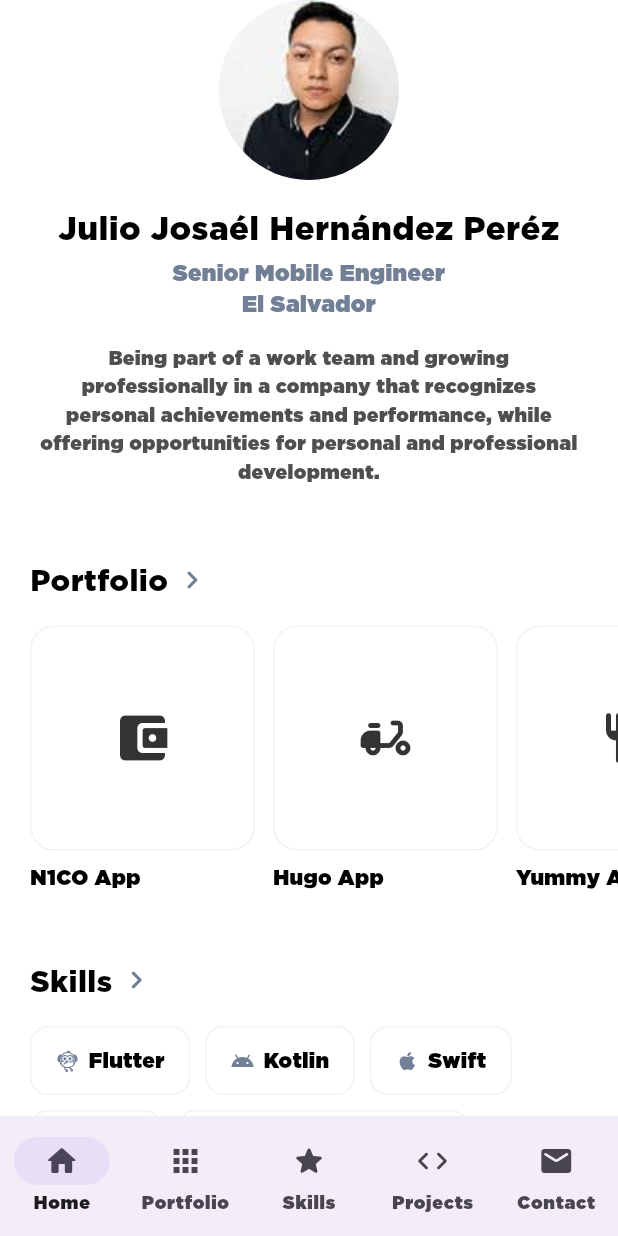
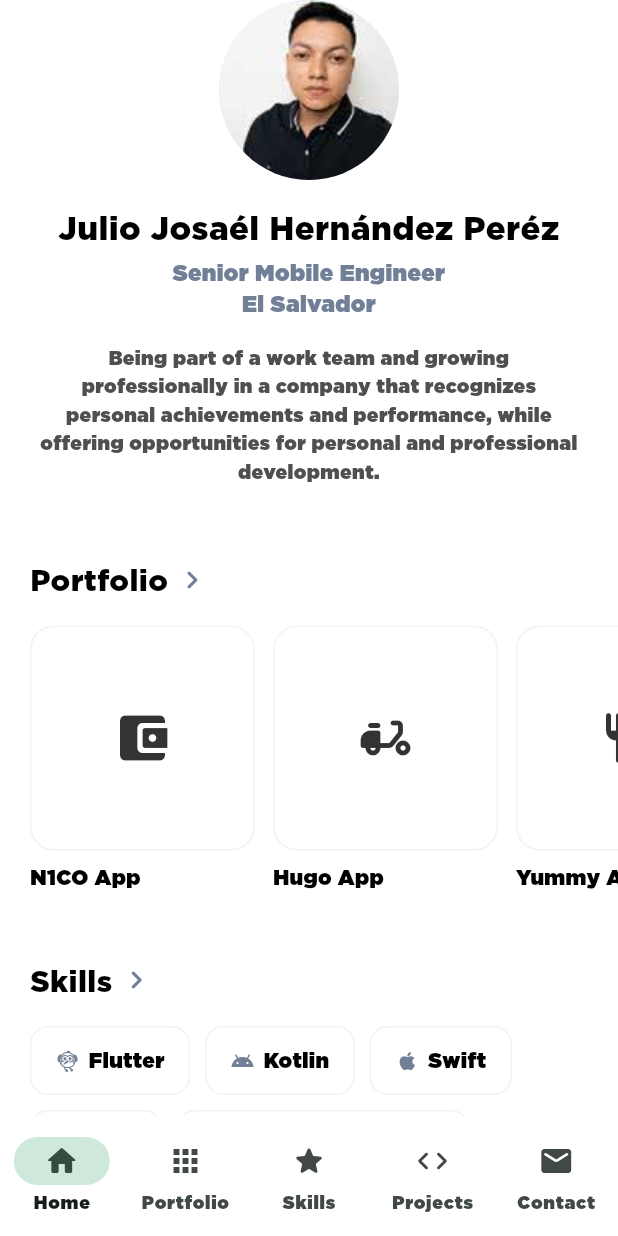
Before and after one commit to josaeljjh/ProfileCV, a Flutter app: the screen it shows after launch, on a phone screen of 412 x 824 dp. Run offline on Flutter 3.47's test engine with Material 3 defaults, Android fonts, the phone set to English and light mode, and no system bars; our stand-ins replace cached_network_image, dio, equatable, flutter_bloc, flutter_svg, get_it and 4 more; missing offline and left inert: flutter_displaymode.

Commit message:
Fix pinkish-white surfaces by disabling Material 3's default tint
ThemeData() with useMaterial3 and no colorScheme falls back to
Material 3's default seed (a purple), whose surfaceTint lightly
colors AppBar/Card/NavigationBar surfaces - visible as a pinkish
cast on what should be plain white (or carbon800 in dark mode).
Give both themes an explicit colorScheme seeded from the app's own
niagara accent, with surfaceTint/surfaceTintColor set to transparent
everywhere, so those surfaces stay the app's real white/carbon800
and carbon700 card tokens.

Co-Authored-By: Claude Sonnet 5 <noreply@anthropic.com>
Claude-Session: https://claude.ai/code/session_01LfEYkEduBRuQwtFwoZxnSY

```diff
--- a/lib/src/ui/app.dart
+++ b/lib/src/ui/app.dart
@@ -90,12 +90,34 @@ class _AppState extends State<App> {
         fontFamily: gothamFontFamily,
         brightness: Brightness.light,
         scaffoldBackgroundColor: white,
+        // Material 3's default color scheme (no seed given) tints
+        // "white" surfaces - AppBar, Card, NavigationBar - with its
+        // default purple surfaceTint, which reads as a pinkish white.
+        // This app uses its own flat color tokens (colors.dart), not a
+        // Material color scheme, so the tint is switched off and every
+        // surface pinned to the real white/niagara tokens.
+        colorScheme: ColorScheme.fromSeed(seedColor: niagara, brightness: Brightness.light)
+            .copyWith(surface: white, surfaceTint: Colors.transparent),
+        appBarTheme: const AppBarTheme(backgroundColor: white, surfaceTintColor: Colors.transparent),
+        cardTheme: const CardThemeData(color: white, surfaceTintColor: Colors.transparent),
+        navigationBarTheme: const NavigationBarThemeData(
+          backgroundColor: white,
+          surfaceTintColor: Colors.transparent,
+        ),
       ),
       darkTheme: ThemeData(
         useMaterial3: true,
         fontFamily: gothamFontFamily,
         brightness: Brightness.dark,
         scaffoldBackgroundColor: carbon800,
+        colorScheme: ColorScheme.fromSeed(seedColor: niagara, brightness: Brightness.dark)
+            .copyWith(surface: carbon800, surfaceTint: Colors.transparent),
+        appBarTheme: const AppBarTheme(backgroundColor: carbon800, surfaceTintColor: Colors.transparent),
+        cardTheme: const CardThemeData(color: carbon700, surfaceTintColor: Colors.transparent),
+        navigationBarTheme: const NavigationBarThemeData(
+          backgroundColor: carbon800,
+          surfaceTintColor: Colors.transparent,
+        ),
       ),
       themeMode: ThemeMode.system,
     );
```
